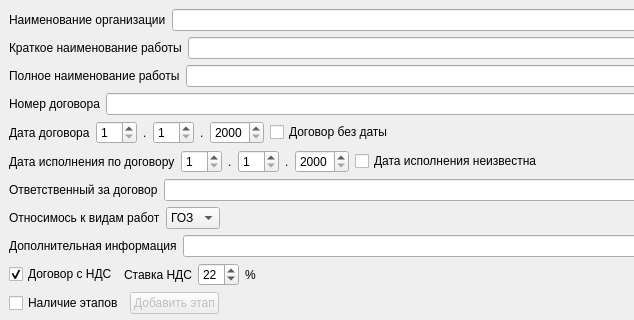
First picture: the form in prilogenie/mainwindow.ui, repository parlamentyor/auto_correct_plan, before the edit; both pictures show x 0 to 634 and y 0 to 320 of the 800 by 769 pixel window.
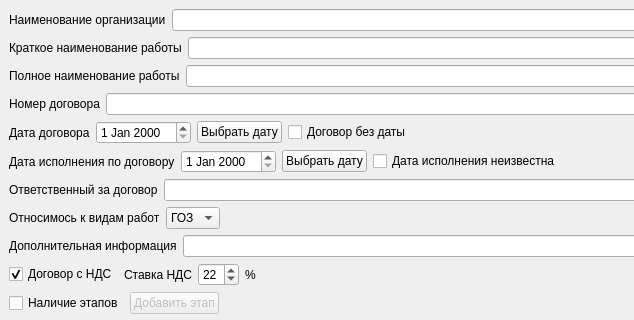
Second picture: the form after the edit.

```diff
--- a/prilogenie/mainwindow.ui
+++ b/prilogenie/mainwindow.ui
@@ -97,55 +97,12 @@
        </widget>
       </item>
       <item>
-       <widget class="QSpinBox" name="sb_contract_dd">
-        <property name="enabled">
-         <bool>true</bool>
-        </property>
-        <property name="minimum">
-         <number>1</number>
-        </property>
-        <property name="maximum">
-         <number>31</number>
-        </property>
-       </widget>
+       <widget class="QDateEdit" name="de_contract_data"/>
       </item>
       <item>
-       <widget class="QLabel" name="label_7">
+       <widget class="QPushButton" name="pb_edit_contract_data">
         <property name="text">
-         <string>.</string>
-        </property>
-       </widget>
-      </item>
-      <item>
-       <widget class="QSpinBox" name="sb_contract_mm">
-        <property name="enabled">
-         <bool>true</bool>
-        </property>
-        <property name="minimum">
-         <number>1</number>
-        </property>
-        <property name="maximum">
-         <number>12</number>
-        </property>
-       </widget>
-      </item>
-      <item>
-       <widget class="QLabel" name="label_6">
-        <property name="text">
-         <string>.</string>
-        </property>
-       </widget>
-      </item>
-      <item>
-       <widget class="QSpinBox" name="sb_contract_yyyy">
-        <property name="enabled">
-         <bool>true</bool>
-        </property>
-        <property name="minimum">
-         <number>2000</number>
-        </property>
-        <property name="maximum">
-         <number>9999</number>
+         <string>Выбрать дату</string>
         </property>
        </widget>
       </item>
@@ -181,55 +138,12 @@
        </widget>
       </item>
       <item>
-       <widget class="QSpinBox" name="sb_deadline_dd">
-        <property name="enabled">
-         <bool>true</bool>
-        </property>
-        <property name="minimum">
-         <number>1</number>
-        </property>
-        <property name="maximum">
-         <number>31</number>
-        </property>
-       </widget>
+       <widget class="QDateEdit" name="de_deadline_data"/>
       </item>
       <item>
-       <widget class="QLabel" name="label_9">
+       <widget class="QPushButton" name="pb_edit_deadline_data">
         <property name="text">
-         <string>.</string>
-        </property>
-       </widget>
-      </item>
-      <item>
-       <widget class="QSpinBox" name="sb_deadline_mm">
-        <property name="enabled">
-         <bool>true</bool>
-        </property>
-        <property name="minimum">
-         <number>1</number>
-        </property>
-        <property name="maximum">
-         <number>12</number>
-        </property>
-       </widget>
-      </item>
-      <item>
-       <widget class="QLabel" name="label_10">
-        <property name="text">
-         <string>.</string>
-        </property>
-       </widget>
-      </item>
-      <item>
-       <widget class="QSpinBox" name="sb_deadline_yyyy">
-        <property name="enabled">
-         <bool>true</bool>
-        </property>
-        <property name="minimum">
-         <number>2000</number>
-        </property>
-        <property name="maximum">
-         <number>9999</number>
+         <string>Выбрать дату</string>
         </property>
        </widget>
       </item>
```
